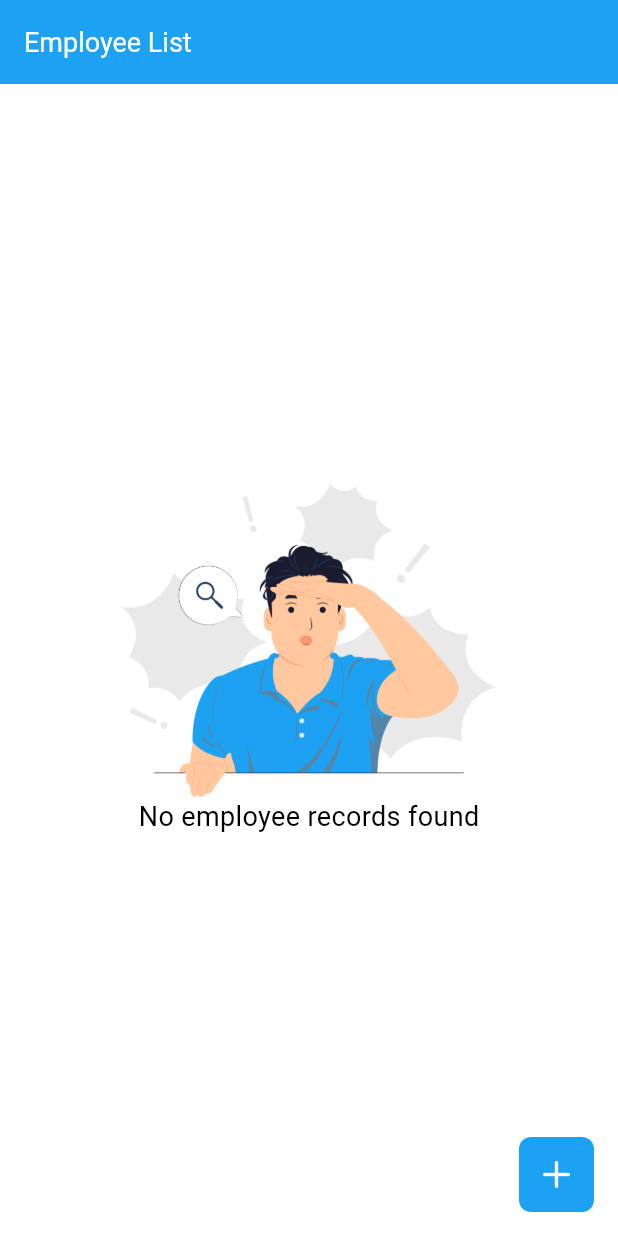
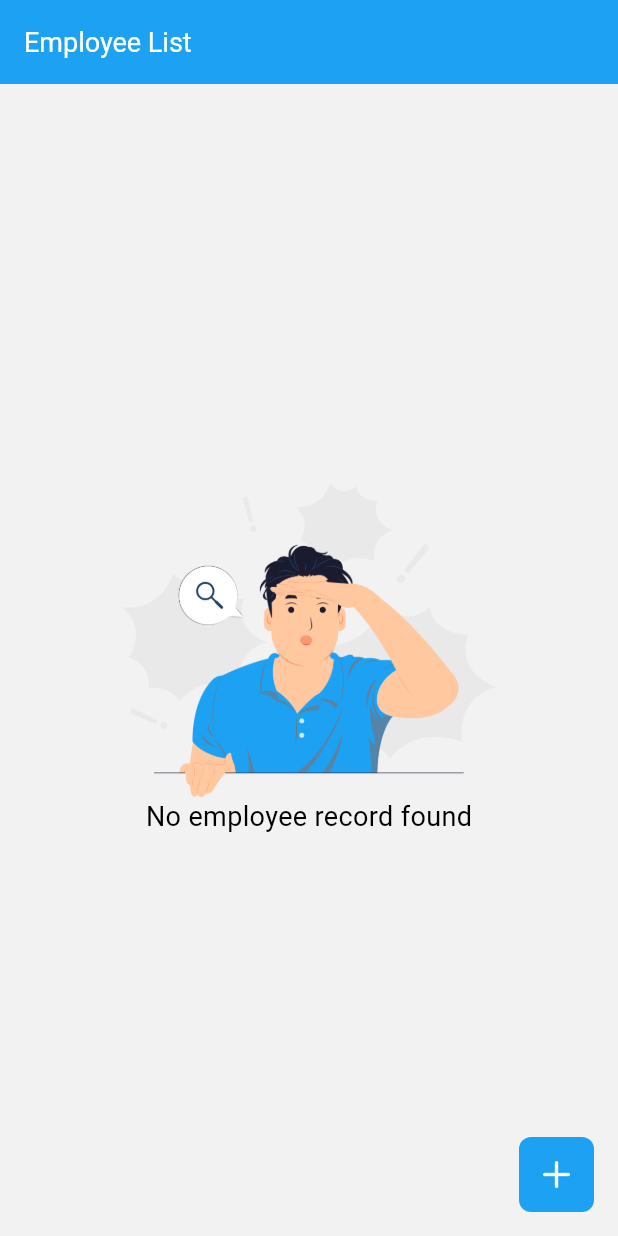
Before and after one commit to bhoomit74/employee_management, a Flutter app: the screen it shows after launch, on a phone screen of 412 x 824 dp. Run offline on Flutter 3.47's test engine with Material 3 defaults, Android fonts, the phone set to English and light mode, and no system bars; our stand-ins replace flutter_bloc, google_fonts, hive_flutter; accounts and stored records are empty.

Commit message:
feat: Add swipe left to delete text in employee list screen and change background color.

```diff
--- a/lib/core/styles/app_colors.dart
+++ b/lib/core/styles/app_colors.dart
@@ -9,4 +9,5 @@ class AppColors {
   static const Color hintColor = Color(0xFF949C9E);
   static const Color focusedBorderColor = Color(0xFFE5E5E5);
   static const Color red = Color(0xFFF34642);
+  static const Color lightGreyColor = Color(0xFFF2F2F2);
 }
--- a/lib/core/styles/app_strings.dart
+++ b/lib/core/styles/app_strings.dart
@@ -11,4 +11,5 @@ class AppStrings {
   static const undo = "Undo";
   static const save = "Save";
   static const cancel = "Cancel";
+  static const swipeLeftToDelete = "Swipe left to delete";
 }
--- a/lib/presentation/screens/employee_list/components/no_data_widget.dart
+++ b/lib/presentation/screens/employee_list/components/no_data_widget.dart
@@ -1,4 +1,6 @@
+import 'package:employee_management/core/styles/app_colors.dart';
 import 'package:employee_management/core/styles/app_images.dart';
+import 'package:employee_management/core/styles/app_strings.dart';
 import 'package:employee_management/core/styles/app_text_styles.dart';
 import 'package:flutter/material.dart';
 
@@ -7,7 +9,9 @@ class NoDataWidget extends StatelessWidget {
 
   @override
   Widget build(BuildContext context) {
-    return Center(
+    return Container(
+      color: AppColors.lightGreyColor,
+      child: Center(
         child: Column(
           mainAxisAlignment: MainAxisAlignment.center,
           crossAxisAlignment: CrossAxisAlignment.center,
@@ -16,8 +20,9 @@ class NoDataWidget extends StatelessWidget {
               AppImages.emptyData,
               width: 250,
             ),
-          Text("No employee records found", style: AppTextStyles.bodyMedium())
+            Text(AppStrings.noEmployeeFound, style: AppTextStyles.bodyMedium())
           ],
+        ),
       ),
     );
   }
--- a/lib/presentation/screens/employee_list/components/sliver_bar.dart
+++ b/lib/presentation/screens/employee_list/components/sliver_bar.dart
@@ -9,7 +9,7 @@ class SliverBar extends StatelessWidget {
   @override
   Widget build(BuildContext context) {
     return SliverAppBar(
-      backgroundColor: AppColors.borderColor,
+      backgroundColor: AppColors.lightGreyColor,
       title: Text(title,
           style: AppTextStyles.bodyTinyMedium(color: AppColors.primary)),
     );
--- a/lib/presentation/screens/employee_list/employee_list_screen.dart
+++ b/lib/presentation/screens/employee_list/employee_list_screen.dart
@@ -1,5 +1,6 @@
 import 'package:employee_management/core/styles/app_colors.dart';
 import 'package:employee_management/core/styles/app_strings.dart';
+import 'package:employee_management/core/styles/app_text_styles.dart';
 import 'package:employee_management/presentation/bloc/employee_cubit.dart';
 import 'package:employee_management/presentation/common_widgets/top_bar.dart';
 import 'package:employee_management/presentation/screens/employee_list/components/app_floating_button.dart';
@@ -19,21 +20,11 @@ class EmployeeListScreen extends StatelessWidget {
       buildWhen: (previous, current) =>
           current is EmployeesFetch || current is EmployeesUpdate,
       listener: (context, state) {
-        if (state is EmployeesDelete) {
-          ScaffoldMessenger.of(context).clearSnackBars();
-          ScaffoldMessenger.of(context).showSnackBar(SnackBar(
-            content: const Text(AppStrings.employeeDeleted),
-            action: SnackBarAction(
-                label: AppStrings.undo,
-                textColor: AppColors.primary,
-                onPressed: () {
-                  context.read<EmployeeCubit>().undoDelete();
-                }),
-          ));
-        }
+        if (state is EmployeesDelete) showDeleteSnackBar(context);
       },
       builder: (context, state) {
         return Scaffold(
+          backgroundColor: AppColors.lightGreyColor,
           appBar: const TopBar(title: AppStrings.employeeList),
           floatingActionButton: const AppFloatingButton(),
           body: SafeArea(
@@ -44,7 +35,14 @@ class EmployeeListScreen extends StatelessWidget {
                       const SliverBar(title: AppStrings.currentEmployees),
                       EmployeeList(employees: cubit.currentEmployees),
                       const SliverBar(title: AppStrings.previousEmployees),
-                      EmployeeList(employees: cubit.previousEmployees)
+                      EmployeeList(employees: cubit.previousEmployees),
+                      SliverAppBar(
+                          backgroundColor: AppColors.lightGreyColor,
+                          title: Text(
+                            AppStrings.swipeLeftToDelete,
+                            style: AppTextStyles.bodyTiny(
+                                color: AppColors.hintColor),
+                          ))
                     ],
                   ),
           ),
@@ -52,4 +50,17 @@ class EmployeeListScreen extends StatelessWidget {
       },
     );
   }
+
+  showDeleteSnackBar(BuildContext context) {
+    ScaffoldMessenger.of(context).clearSnackBars();
+    ScaffoldMessenger.of(context).showSnackBar(SnackBar(
+      content: const Text(AppStrings.employeeDeleted),
+      action: SnackBarAction(
+          label: AppStrings.undo,
+          textColor: AppColors.primary,
+          onPressed: () {
+            context.read<EmployeeCubit>().undoDelete();
+          }),
+    ));
+  }
 }
```
Also changed, not shown: lib/presentation/screens/employee_list/components/employee_tile.dart (+9 -5 lines). Lines whose indentation alone changed are shown as unchanged.
